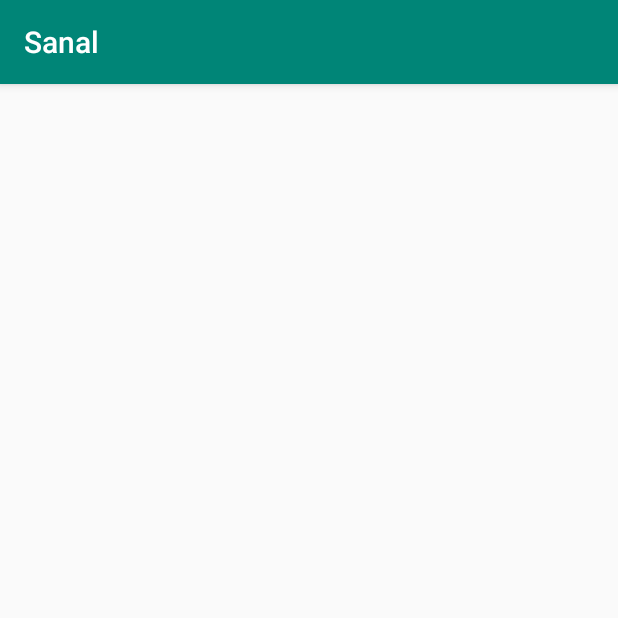
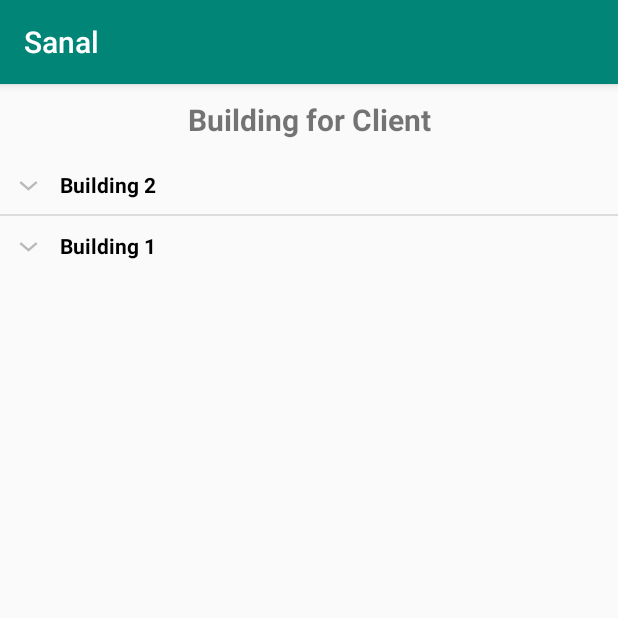
Before and after one commit to allanlin16/Sanal, an Android app: the BuildingActivity screen opened directly, with no data from a screen before it, on a phone screen of 412 x 824 dp, the top half of it. Run offline under Robolectric (Android 15) with nearby library versions, the light colour scheme and no system bars.

Commit message:
#5: buildings expands to exthinguiher

```diff
--- a/app/src/main/java/com/allanlin97gmail/sanal/BuildingActivity.java
+++ b/app/src/main/java/com/allanlin97gmail/sanal/BuildingActivity.java
@@ -2,18 +2,46 @@ package com.allanlin97gmail.sanal;
 
 import androidx.appcompat.app.AppCompatActivity;
 
+import android.content.Intent;
 import android.os.Bundle;
 import android.view.View;
+import android.widget.ExpandableListAdapter;
 import android.widget.ExpandableListView;
-import android.widget.Toast;
+
+import java.util.ArrayList;
+import java.util.HashMap;
+import java.util.List;
 
 public class BuildingActivity extends AppCompatActivity {
+
+    ExpandableListView expandableListView;
+    ExpandableListAdapter expandableListAdapter;
+    List<String> expandableListTitle;
+    HashMap<String, List<String>> expandableListDetail;
 
     @Override
     protected void onCreate(Bundle savedInstanceState) {
         super.onCreate(savedInstanceState);
         setContentView(R.layout.activity_building);
 
+        expandableListView = findViewById(R.id.expandableListView);
+        expandableListDetail = ExpandableListViewData.getData();
+        expandableListTitle = new ArrayList<String>(expandableListDetail.keySet());
+        expandableListAdapter = new CustomExpandableListAdapter(this, expandableListTitle, expandableListDetail);
+        expandableListView.setAdapter(expandableListAdapter);
+
+
+        expandableListView.setOnChildClickListener(new ExpandableListView.OnChildClickListener() {
+            @Override
+            public boolean onChildClick(ExpandableListView parent, View v, int groupPosition, int childPosition, long id) {
+
+                Intent intent = new Intent(BuildingActivity.this, SettingActivity.class);
+                startActivity(intent);
+
+                return false;
+            }
+        });
     }
 
+
 }
--- /dev/null
+++ b/app/src/main/java/com/allanlin97gmail/sanal/CustomExpandableListAdapter.java
@@ -0,0 +1,98 @@
+package com.allanlin97gmail.sanal;
+
+import java.util.HashMap;
+import java.util.List;
+import android.content.Context;
+import android.graphics.Typeface;
+import android.view.LayoutInflater;
+import android.view.View;
+import android.view.ViewGroup;
+import android.widget.BaseExpandableListAdapter;
+import android.widget.TextView;
+
+public class CustomExpandableListAdapter extends BaseExpandableListAdapter {
+
+    private Context context;
+    private List<String> expandableListTitle;
+    private HashMap<String, List<String>> expandableListDetail;
+
+    public CustomExpandableListAdapter(Context context, List<String> expandableListTitle,
+                                       HashMap<String, List<String>> expandableListDetail) {
+        this.context = context;
+        this.expandableListTitle = expandableListTitle;
+        this.expandableListDetail = expandableListDetail;
+    }
+
+    @Override
+    public Object getChild(int listPosition, int expandedListPosition) {
+        return this.expandableListDetail.get(this.expandableListTitle.get(listPosition))
+                .get(expandedListPosition);
+    }
+
+    @Override
+    public long getChildId(int listPosition, int expandedListPosition) {
+        return expandedListPosition;
+    }
+
+    @Override
+    public View getChildView(int listPosition, final int expandedListPosition,
+                             boolean isLastChild, View convertView, ViewGroup parent) {
+        final String expandedListText = (String) getChild(listPosition, expandedListPosition);
+        if (convertView == null) {
+            LayoutInflater layoutInflater = (LayoutInflater) this.context
+                    .getSystemService(Context.LAYOUT_INFLATER_SERVICE);
+            convertView = layoutInflater.inflate(R.layout.list_item, null);
+        }
+        TextView expandedListTextView = (TextView) convertView
+                .findViewById(R.id.expandedListItem);
+        expandedListTextView.setText(expandedListText);
+        return convertView;
+    }
+
+    @Override
+    public int getChildrenCount(int listPosition) {
+        return this.expandableListDetail.get(this.expandableListTitle.get(listPosition))
+                .size();
+    }
+
+    @Override
+    public Object getGroup(int listPosition) {
+        return this.expandableListTitle.get(listPosition);
+    }
+
+    @Override
+    public int getGroupCount() {
+        return this.expandableListTitle.size();
+    }
+
+    @Override
+    public long getGroupId(int listPosition) {
+        return listPosition;
+    }
+
+    @Override
+    public View getGroupView(int listPosition, boolean isExpanded,
+                             View convertView, ViewGroup parent) {
+        String listTitle = (String) getGroup(listPosition);
+        if (convertView == null) {
+            LayoutInflater layoutInflater = (LayoutInflater) this.context.
+                    getSystemService(Context.LAYOUT_INFLATER_SERVICE);
+            convertView = layoutInflater.inflate(R.layout.list_group, null);
+        }
+        TextView listTitleTextView = (TextView) convertView
+                .findViewById(R.id.listTitle);
+        listTitleTextView.setTypeface(null, Typeface.BOLD);
+        listTitleTextView.setText(listTitle);
+        return convertView;
+    }
+
+    @Override
+    public boolean hasStableIds() {
+        return false;
+    }
+
+    @Override
+    public boolean isChildSelectable(int listPosition, int expandedListPosition) {
+        return true;
+    }
+}
--- /dev/null
+++ b/app/src/main/java/com/allanlin97gmail/sanal/ExpandableListViewData.java
@@ -0,0 +1,25 @@
+package com.allanlin97gmail.sanal;
+
+import java.util.ArrayList;
+import java.util.HashMap;
+import java.util.List;
+
+public class ExpandableListViewData {
+
+    public static HashMap<String, List<String>> getData() {
+        HashMap<String, List<String>> expandableListViewData = new HashMap<String, List<String>>();
+
+        List<String> building1 = new ArrayList<String>();
+        building1.add("extinguisher1");
+        building1.add("extinguisher2");
+
+        List<String> building2 = new ArrayList<String>();
+        building2.add("extinguisher1");
+        building2.add("extinguisher2");
+
+        expandableListViewData.put("Building 1", building1);
+        expandableListViewData.put("Building 2", building2);
+
+        return expandableListViewData;
+    }
+}
--- a/app/src/main/res/layout/activity_building.xml
+++ b/app/src/main/res/layout/activity_building.xml
@@ -4,12 +4,32 @@
     android:layout_height="match_parent"
     xmlns:android="http://schemas.android.com/apk/res/android">
 
-    <ExpandableListView
-        android:id="@+id/expandableListView"
+    <LinearLayout
         android:layout_width="match_parent"
-        android:layout_height="match_parent">
+        android:layout_height="wrap_content"
+        android:orientation="vertical">
+
+        <TextView
+            android:text="Building for Client"
+            android:layout_width="match_parent"
+            android:layout_height="wrap_content"
+            android:id="@+id/recent_title_label"
+            android:padding="10dp"
+            android:textStyle="normal|bold"
+            android:textSize="20dp"
+            android:gravity="center_horizontal" />
 
 
-    </ExpandableListView>
+
+
+        <ExpandableListView
+            android:id="@+id/expandableListView"
+            android:layout_width="match_parent"
+            android:layout_height="match_parent"
+           >
+
+
+        </ExpandableListView>
+    </LinearLayout>
 
 </RelativeLayout>
```
Also changed, not shown: app/src/main/res/layout/list_item.xml (+11 -1 lines).
